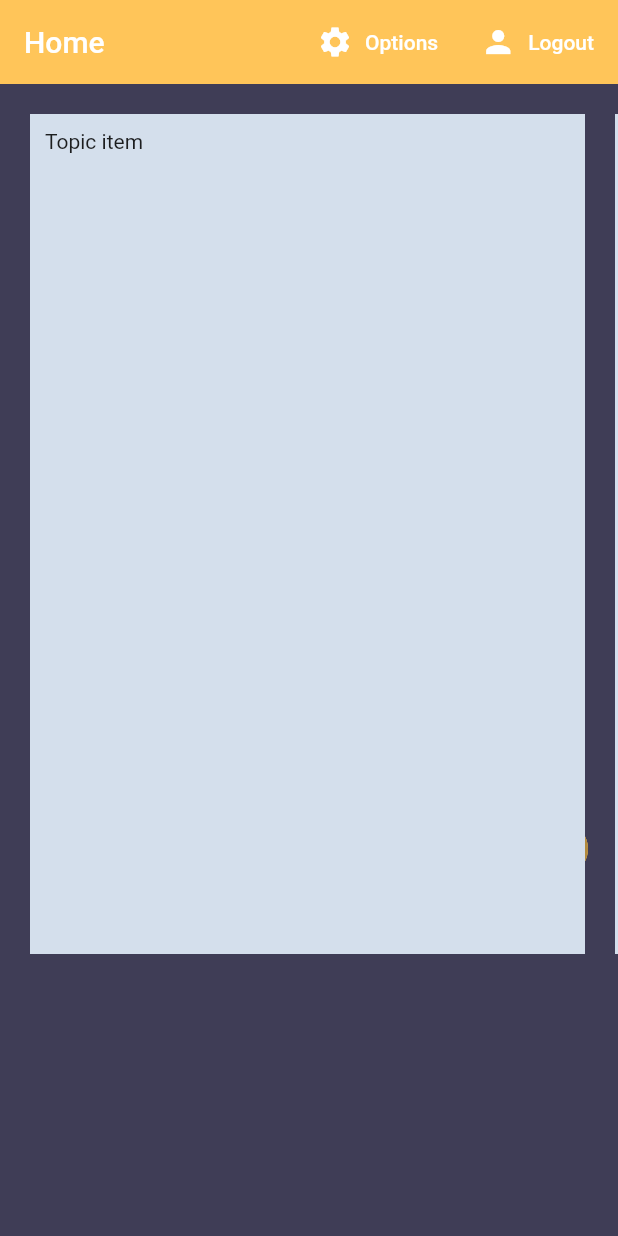
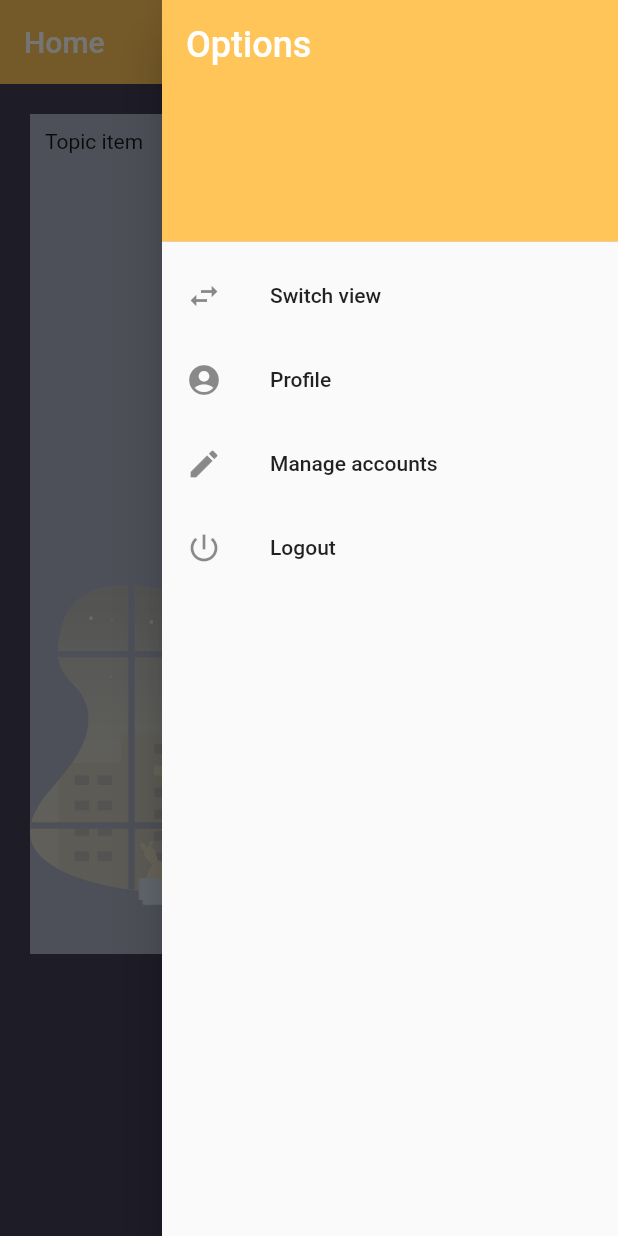
Before and after one commit to IrisBICS/SmartSparks, a Flutter app: the screen it shows once a user with an empty profile is signed in, with the side drawer open (before the commit the screen has no drawer), on a phone screen of 412 x 824 dp. Run offline on Flutter 3.47's test engine with Material 2 defaults, Android fonts, the phone set to English and light mode, and no system bars; our stand-ins replace cloud_firestore, firebase_auth, firebase_core, flutter_svg; accounts and stored records are empty.

Commit message:
Options tab

```diff
--- /dev/null
+++ b/lib/screens/home/components/optionsTab.dart
@@ -0,0 +1,60 @@
+import 'package:flutter/material.dart';
+import 'package:smartsparks/shared/constants.dart';
+import 'package:smartsparks/services/auth.dart';
+
+class OptionsTab extends StatefulWidget {
+  @override
+  _OptionsTabState createState() => _OptionsTabState();
+}
+
+class _OptionsTabState extends State<OptionsTab> {
+
+  final AuthService _auth = AuthService();
+
+  @override
+  Widget build(BuildContext context) {
+    return Drawer(
+      child: ListView(
+        children: <Widget>[
+          DrawerHeader(
+            decoration: BoxDecoration(
+              color: yellow,
+            ),
+            child: Text(
+              'Options',
+              style: TextStyle(
+                color: white,
+                fontSize: 24,
+              ),
+            ),
+          ),
+          ListTile(
+            leading: Icon(Icons.swap_horiz),
+            title: Text('Switch view'),
+            onTap: () {},
+          ),
+          ListTile(
+            leading: Icon(Icons.account_circle),
+            title: Text('Profile'),
+            onTap: () {},
+          ),
+          ListTile(
+            leading: Icon(Icons.edit),
+            title: Text('Manage accounts'),
+            onTap: () {},
+          ),
+          ListTile(
+            leading: Icon(Icons.power_settings_new),
+            title: Text('Logout'),
+            onTap: () {
+              dynamic result = _auth.logout();
+              if (result == null) {
+                print('Unsuccessful');
+              }
+            },
+          ),
+        ],
+      ),
+    );
+  }
+}
--- a/lib/screens/home/components/topicTile.dart
+++ b/lib/screens/home/components/topicTile.dart
@@ -4,10 +4,12 @@ import 'package:smartsparks/shared/constants.dart';
 class TopicTile extends StatelessWidget {
 
   //Data to be obtained from the caller later
-  final String date = '24/08/2020';
-  final String author = 'Admin1';
-  final String title = 'Topic1';
-  final String data = 'This is the body'; //Will be markdown data later
+  final String date;
+  final String author;
+  final String title;
+  final String data; //Will be markdown data later
+
+  TopicTile({this.date, this.author, this.title, this.data});
 
   @override
   Widget build(BuildContext context) {
@@ -15,7 +17,7 @@ class TopicTile extends StatelessWidget {
       padding: EdgeInsets.all(10.0),
       child: Container(
         width: 370.0,
-        color: lightGray,
+        color: lightGray.withAlpha(180),
         child: Padding(
           padding: EdgeInsets.all(10.0),
           child: Text("Topic item"), //Container with all the data
--- a/lib/screens/home/home.dart
+++ b/lib/screens/home/home.dart
@@ -3,6 +3,7 @@ import 'package:flutter_svg/flutter_svg.dart';
 import 'package:smartsparks/shared/constants.dart';
 import 'components/topicsList.dart';
 import 'package:smartsparks/services/auth.dart';
+import 'components/optionsTab.dart';
 
 class Home extends StatelessWidget {
 
@@ -16,7 +17,7 @@ class Home extends StatelessWidget {
         backgroundColor: yellow,
         elevation: 0.0,
         title: Text('Home'),
-        actions: <Widget>[
+        /* actions: <Widget>[
           FlatButton.icon(
             onPressed: () {},
             icon: Icon(
@@ -44,7 +45,7 @@ class Home extends StatelessWidget {
               style: TextStyle(color: white),
             ),
           )
-        ]
+        ] */
       ),
       body: SingleChildScrollView(
         child: Column(
@@ -65,7 +66,8 @@ class Home extends StatelessWidget {
             )
           ]
         ),
-      )
+      ),
+      endDrawer: OptionsTab(),
     );
   }
 }
--- a/lib/services/database.dart
+++ b/lib/services/database.dart
@@ -5,7 +5,7 @@ class DatabaseService {
 
   final CollectionReference usersCollection = FirebaseFirestore.instance.collection('users');
 
-  Future getUser(String uid) async {
+  Future<SSUser> getUser(String uid) async {
     return await usersCollection.doc(uid).get().then((doc) {
       final userData = doc.data();
       return userData != null ? SSUser(uid: uid, username: userData['username'], email: userData['email'], rank: userData['rank'], smartPoints: userData['smartPoints'], sparkPoints: userData['sparkPoints']) : null;
@@ -21,4 +21,19 @@ class DatabaseService {
       'rank': ssuser.rank
     });
   }
+
+  // Update points
+
+  // Update topic
+
+  // Create spark
+
+  // Create comment
+
+  // Get Topics
+
+  // Get Sparks
+
+  // Get Comments
+
 }
```
